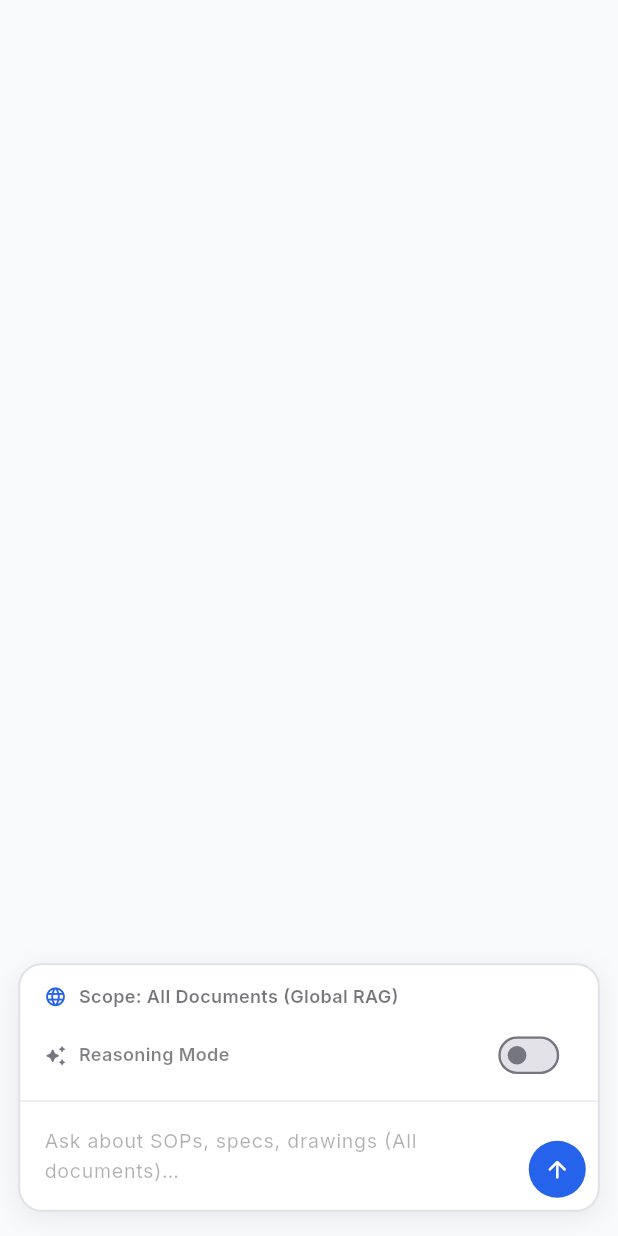
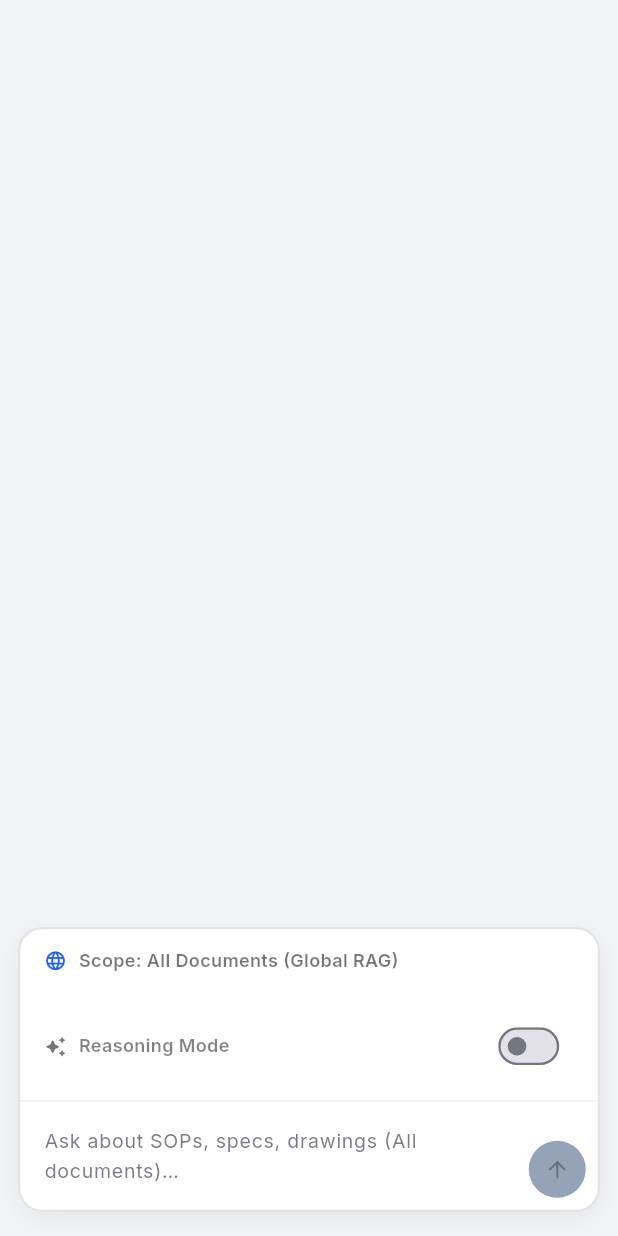
Before and after one commit to hacker-sama/dcid-web, a Flutter app: the SearchChatInput widget shown alone on an empty page, opened directly with empty values, on a phone screen of 412 x 824 dp. Run offline on Flutter 3.47's test engine with Material 3 defaults, Android fonts, the phone set to English and light mode, and no system bars; our stand-ins replace data_table_2, dio, file_picker, flutter_markdown, flutter_riverpod, flutter_secure_storage and 3 more; missing offline and left inert: dart:js_interop; accounts and stored records are empty; network calls fail; project files that could hold a hidden picture were left out.

Commit message:
perf(ui): optimize theme switching, sidebar animation, and chat input layout
- Fix theme mode desync and double-click delay in theme_controller.dart
- Update app.dart and theme.dart for smooth theme transitions
- Refactor collapsible_sidebar.dart with AnimatedCrossFade and ClipRect to eliminate pixel overflow
- Enhance home_shell.dart and login_screen.dart theme toggle animations
- Polish search_chat_input.dart and search_scope_header.dart UI layout

```diff
--- a/dcid-app/lib/app.dart
+++ b/dcid-app/lib/app.dart
@@ -10,6 +10,9 @@ import 'state/theme_controller.dart';
 class DcidApp extends ConsumerWidget {
   const DcidApp({super.key});
 
+  static final _lightTheme = buildAppTheme();
+  static final _darkTheme = buildDarkAppTheme();
+
   @override
   Widget build(BuildContext context, WidgetRef ref) {
     final router = ref.watch(routerProvider);
@@ -18,9 +21,11 @@ class DcidApp extends ConsumerWidget {
     return MaterialApp.router(
       title: 'Smart KCN Docs',
       debugShowCheckedModeBanner: false,
-      theme: buildAppTheme(),
-      darkTheme: buildDarkAppTheme(),
+      theme: _lightTheme,
+      darkTheme: _darkTheme,
       themeMode: themeMode,
+      // Instant theme toggle to eliminate GPU lag
+      themeAnimationDuration: Duration.zero,
       routerConfig: router,
     );
   }
--- a/dcid-app/lib/core/theme.dart
+++ b/dcid-app/lib/core/theme.dart
@@ -27,7 +27,7 @@ const Color kDarkCard = Color(0xFF1E293B);
 const Color kDarkBorder = Color(0xFF334155);
 
 /// Light mode: soft slate background.
-const Color kLightBg = Color(0xFFF8FAFC);
+const Color kLightBg = Color(0xFFF3F4F6);
 
 // ─────────────────────────────────────────────────────────────────────────────
 // Text themes — Plus Jakarta Sans → Inter fallback (both from Google Fonts)
@@ -84,7 +84,7 @@ ThemeData _buildAppThemeInternal() {
     seedColor: kCobalt,
     brightness: Brightness.light,
   ).copyWith(
-    surface: kLightBg,
+    surface: Colors.white,
     surfaceContainerLowest: const Color(0xFFF1F5F9),
     surfaceContainerLow: const Color(0xFFE2E8F0),
     surfaceContainer: const Color(0xFFCBD5E1),
--- a/dcid-app/lib/features/auth/login_screen.dart
+++ b/dcid-app/lib/features/auth/login_screen.dart
@@ -55,10 +55,6 @@ class _LoginScreenState extends ConsumerState<LoginScreen> {
                     isDark ? 'Switch to Light Mode' : 'Switch to Dark Mode',
                 icon: AnimatedSwitcher(
                   duration: const Duration(milliseconds: 250),
-                  transitionBuilder: (child, anim) => RotationTransition(
-                    turns: anim,
-                    child: FadeTransition(opacity: anim, child: child),
-                  ),
                   child: Icon(
                     isDark ? Icons.light_mode_rounded : Icons.dark_mode_rounded,
                     key: ValueKey(isDark),
--- a/dcid-app/lib/features/search/widgets/search_chat_input.dart
+++ b/dcid-app/lib/features/search/widgets/search_chat_input.dart
@@ -70,8 +70,8 @@ class SearchChatInput extends StatelessWidget {
                 BoxShadow(color: accentGlow, blurRadius: 16, spreadRadius: 0)
               else
                 BoxShadow(
-                  color: Colors.black.withValues(alpha: isDark ? 0.35 : 0.07),
-                  blurRadius: 14,
+                  color: Colors.black.withValues(alpha: isDark ? 0.35 : 0.06),
+                  blurRadius: 16,
                   offset: const Offset(0, 4),
                 ),
             ],
@@ -96,7 +96,7 @@ class SearchChatInput extends StatelessWidget {
                 thickness: 1,
                 color: isDark
                     ? kDarkBorder
-                    : colorScheme.outlineVariant.withValues(alpha: 0.4),
+                    : colorScheme.outlineVariant.withValues(alpha: 0.3),
               ),
               _buildTextInput(context, colorScheme, accent),
             ],
@@ -131,7 +131,7 @@ class SearchChatInput extends StatelessWidget {
                     : 'Ask about ${selectedVersionIdsByDocId.length} selected document(s)…',
                 hintStyle: TextStyle(
                   fontSize: 13,
-                  color: colorScheme.onSurface.withValues(alpha: 0.35),
+                  color: colorScheme.onSurfaceVariant.withValues(alpha: 0.7),
                 ),
                 border: InputBorder.none,
                 enabledBorder: InputBorder.none,
@@ -143,10 +143,16 @@ class SearchChatInput extends StatelessWidget {
             ),
           ),
           const SizedBox(width: 8),
-          SearchSendButton(
-            onTap: loading ? null : onAsk,
-            isLoading: loading,
-            accent: accent,
+          ValueListenableBuilder<TextEditingValue>(
+            valueListenable: controller,
+            builder: (context, value, child) {
+              final isInputEmpty = value.text.trim().isEmpty;
+              return SearchSendButton(
+                onTap: (loading || isInputEmpty) ? null : onAsk,
+                isLoading: loading,
+                accent: accent,
+              );
+            },
           ),
         ],
       ),
@@ -176,6 +182,8 @@ class _SearchSendButtonState extends State<SearchSendButton> {
   @override
   Widget build(BuildContext context) {
     final enabled = widget.onTap != null;
+    final colorScheme = Theme.of(context).colorScheme;
+
     return MouseRegion(
       onEnter: (_) => setState(() => _hovered = true),
       onExit: (_) => setState(() => _hovered = false),
@@ -189,13 +197,13 @@ class _SearchSendButtonState extends State<SearchSendButton> {
             shape: BoxShape.circle,
             color: enabled
                 ? (_hovered
-                    ? widget.accent.withValues(alpha: 0.85)
-                    : widget.accent)
-                : widget.accent.withValues(alpha: 0.25),
+                    ? colorScheme.primary.withValues(alpha: 0.85)
+                    : colorScheme.primary)
+                : colorScheme.surfaceContainerHigh,
             boxShadow: enabled && _hovered
                 ? [
                     BoxShadow(
-                      color: widget.accent.withValues(alpha: 0.35),
+                      color: colorScheme.primary.withValues(alpha: 0.35),
                       blurRadius: 10,
                     ),
                   ]
@@ -211,10 +219,12 @@ class _SearchSendButtonState extends State<SearchSendButton> {
                       color: Colors.white,
                     ),
                   )
-                : const Icon(
+                : Icon(
                     Icons.arrow_upward_rounded,
                     size: 18,
-                    color: Colors.white,
+                    color: enabled
+                        ? colorScheme.onPrimary
+                        : colorScheme.onSurface.withValues(alpha: 0.38),
                   ),
           ),
         ),
--- a/dcid-app/lib/features/search/widgets/search_scope_header.dart
+++ b/dcid-app/lib/features/search/widgets/search_scope_header.dart
@@ -53,7 +53,7 @@ class SearchScopeHeader extends StatelessWidget {
     Color accent,
   ) {
     return Padding(
-      padding: const EdgeInsets.fromLTRB(16, 12, 12, 0),
+      padding: const EdgeInsets.symmetric(horizontal: 16, vertical: 12),
       child: Row(
         children: [
           Icon(
@@ -101,10 +101,10 @@ class SearchScopeHeader extends StatelessWidget {
     Color accent,
   ) {
     return SizedBox(
-      height: 42,
+      height: 56, // increased height to accommodate vertical padding
       child: ListView.separated(
         scrollDirection: Axis.horizontal,
-        padding: const EdgeInsets.symmetric(horizontal: 16, vertical: 4),
+        padding: const EdgeInsets.symmetric(horizontal: 16, vertical: 12),
         itemCount: availableDocs.length,
         separatorBuilder: (_, _) => const SizedBox(width: 8),
         itemBuilder: (context, index) {
@@ -161,7 +161,7 @@ class SearchScopeHeader extends StatelessWidget {
     Color accent,
   ) {
     return Padding(
-      padding: const EdgeInsets.symmetric(horizontal: 16, vertical: 6),
+      padding: const EdgeInsets.symmetric(horizontal: 16, vertical: 12),
       child: Row(
         children: [
           AnimatedSwitcher(
--- a/dcid-app/lib/features/shell/home_shell.dart
+++ b/dcid-app/lib/features/shell/home_shell.dart
@@ -75,10 +75,6 @@ class HomeShell extends ConsumerWidget {
       tooltip: isDark ? 'Switch to Light Mode' : 'Switch to Dark Mode',
       icon: AnimatedSwitcher(
         duration: const Duration(milliseconds: 250),
-        transitionBuilder: (child, anim) => RotationTransition(
-          turns: anim,
-          child: FadeTransition(opacity: anim, child: child),
-        ),
         child: Icon(
           isDark ? Icons.light_mode_rounded : Icons.dark_mode_rounded,
           key: ValueKey(isDark),
```
Also changed, not shown: dcid-app/lib/features/shell/widgets/collapsible_sidebar.dart (+258 -126 lines), dcid-app/lib/state/theme_controller.dart (+9 -6 lines).
